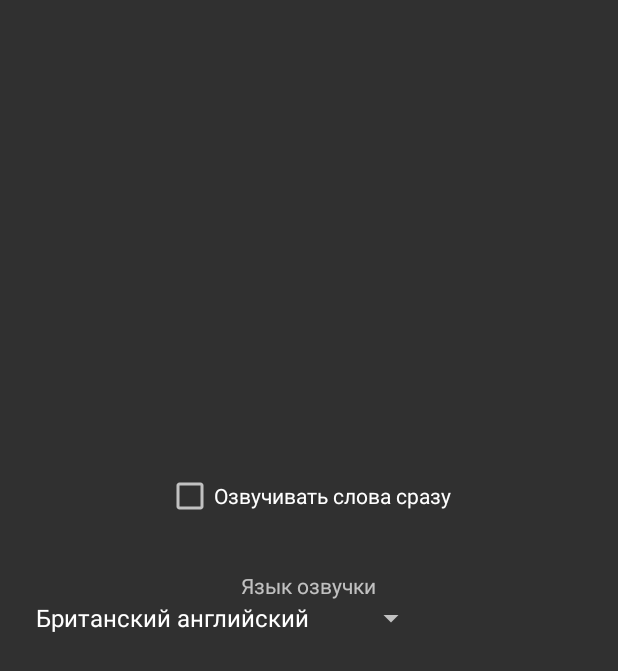
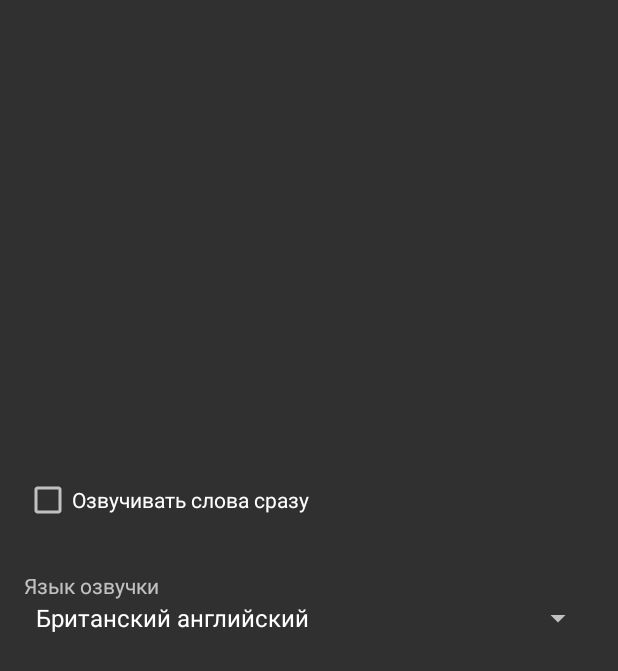
Before and after one commit to clywe/NeedToLearn, an Android app: the Settings screen opened directly, with no data from a screen before it, on a phone screen of 412 x 824 dp. Shown: the top 671 px of the screen. Run offline under Robolectric (Android 15) with nearby library versions, the phone set to English and light mode, and no system bars.

Commit message:
Добавил недостающие файлы после первой версии

```diff
--- a/app/src/main/res/layout/activity_settings.xml
+++ b/app/src/main/res/layout/activity_settings.xml
@@ -14,24 +14,21 @@
         android:layout_height="wrap_content"
         android:text="Язык озвучки"
         android:layout_above="@+id/LanguageSpinner"
-        android:layout_centerHorizontal="true" />
+        android:layout_alignParentLeft="true" />
 
     <Spinner
         android:id="@+id/LanguageSpinner"
-        android:layout_width="wrap_content"
+        android:layout_width="match_parent"
         android:layout_height="wrap_content"
-        android:entries="@array/languages"
         android:layout_centerVertical="true"
-        android:layout_alignParentLeft="true"
-        android:layout_alignParentStart="true" />
+        android:entries="@array/languages" />
 
     <CheckBox
         android:id="@+id/checkBox"
-        android:layout_width="wrap_content"
+        android:layout_width="match_parent"
         android:layout_height="wrap_content"
+        android:layout_marginBottom="31dp"
         android:text="Озвучивать слова сразу"
-        android:layout_marginBottom="34dp"
-        android:layout_above="@+id/language"
-        android:layout_centerHorizontal="true" />
+        android:layout_above="@+id/language" />
 
 </RelativeLayout>
```
